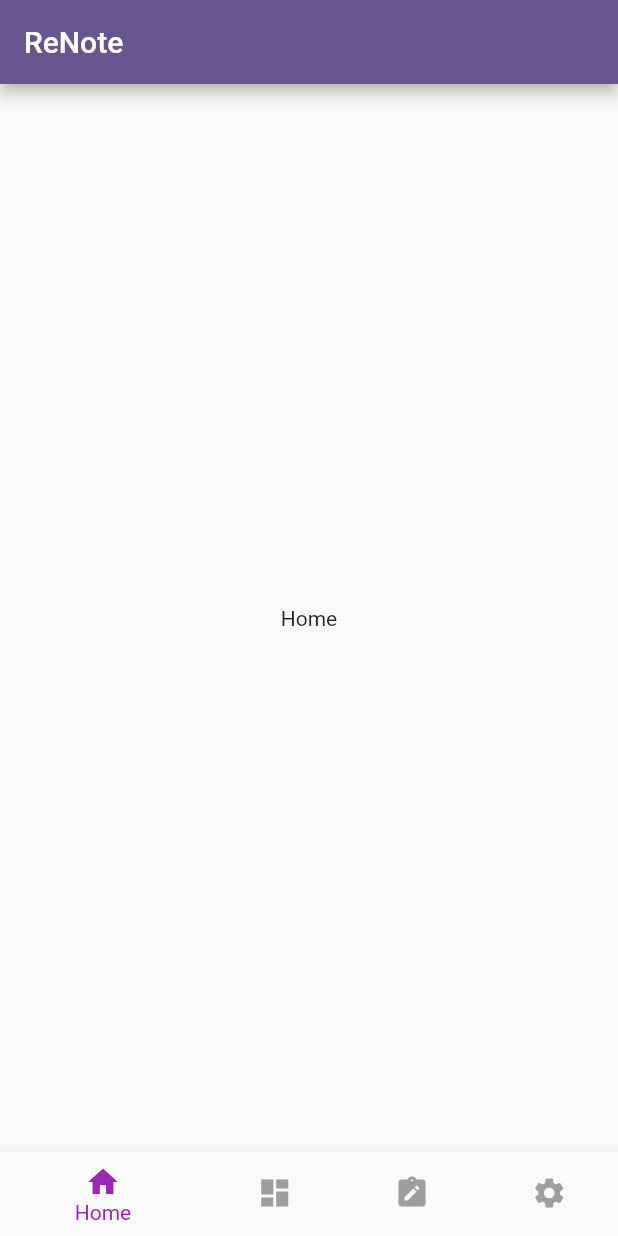
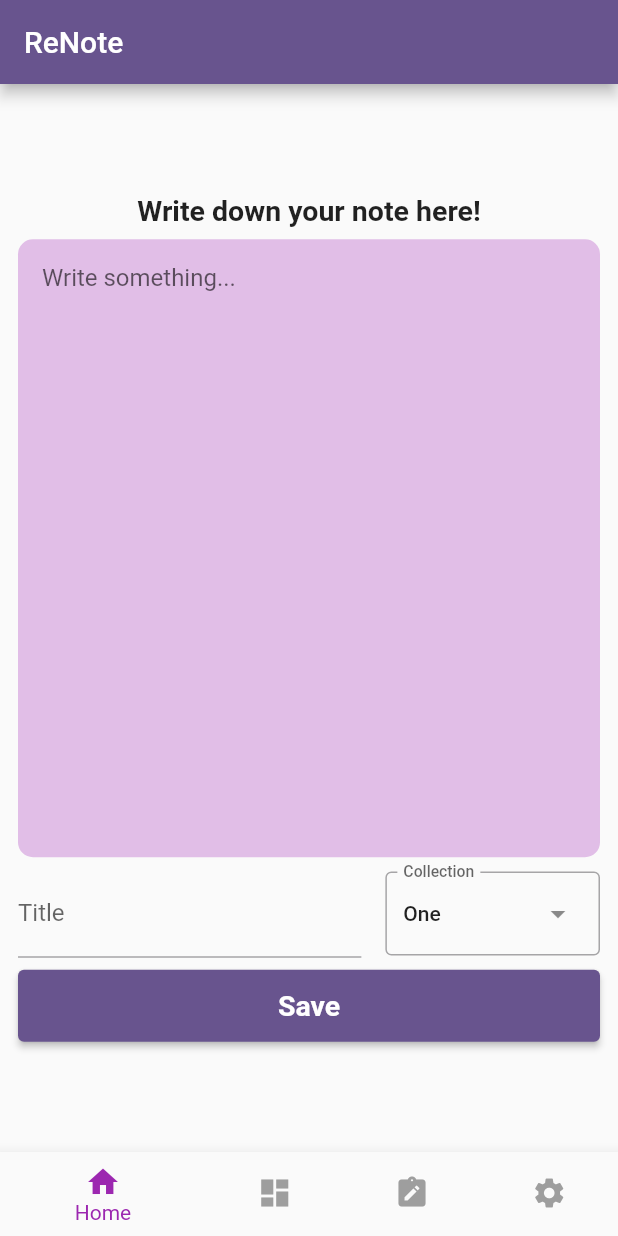
Before and after one commit to eren1106/Note-Taking-App, a Flutter app: the screen it shows after launch, on a phone screen of 412 x 824 dp. Run offline on Flutter 3.47's test engine with Material 2 defaults, Android fonts, the phone set to English and light mode, and no system bars.

Commit message:
Done simple FE for home page

```diff
--- a/lib/view/screens/home_screen.dart
+++ b/lib/view/screens/home_screen.dart
@@ -1,4 +1,5 @@
 import 'package:flutter/material.dart';
+import 'package:note_taking_app/view/widgets/gap.dart';
 
 class HomeScreen extends StatefulWidget {
   const HomeScreen({Key? key}) : super(key: key);
@@ -8,10 +9,84 @@ class HomeScreen extends StatefulWidget {
 }
 
 class _HomeScreenState extends State<HomeScreen> {
+  final List<String> list = <String>['One', 'Two', 'Three', 'Four'];
+  String dropdownValue = 'One';
+
   @override
   Widget build(BuildContext context) {
-    return const Center(
-      child: Text('Home'),
+    return SingleChildScrollView(
+      child: Padding(
+        padding: const EdgeInsets.all(12),
+        child: Column(
+          children: [
+            const Text(
+              'Write down your note here!',
+              style: TextStyle(
+                fontSize: 19,
+                fontWeight: FontWeight.bold,
+              ),
+            ),
+            const Gap(y: 8),
+            TextField(
+              keyboardType: TextInputType.multiline,
+              minLines: 20,
+              maxLines: null,
+              decoration: InputDecoration(
+                hintText: 'Write something...',
+                contentPadding: const EdgeInsets.all(16),
+                border: OutlineInputBorder(
+                  borderRadius: BorderRadius.circular(10.0),
+                  borderSide: BorderSide.none,
+                ),
+                filled: true,
+                fillColor: Colors.purple[100],
+              ),
+            ),
+            const Gap(y: 8),
+            Row(
+              children: [
+                const Expanded(
+                  child: TextField(
+                    decoration: InputDecoration(
+                      label: Text("Title"),
+                    ),
+                  ),
+                ),
+                const Gap(x: 16),
+                DropdownMenu<String>(
+                  initialSelection: list.first,
+                  onSelected: (String? value) {
+                    // This is called when the user selects an item.
+                    setState(() {
+                      dropdownValue = value!;
+                    });
+                  },
+                  dropdownMenuEntries:
+                      list.map<DropdownMenuEntry<String>>((String value) {
+                    return DropdownMenuEntry<String>(value: value, label: value);
+                  }).toList(),
+                  label: const Text("Collection"),
+                ),
+              ],
+            ),
+            const Gap(y: 8),
+            SizedBox(
+              width: double.infinity,
+              height: 48,
+              child: ElevatedButton(
+                onPressed: () {},
+                child: const Text(
+                  'Save',
+                  style: TextStyle(
+                    fontSize: 19,
+                    fontWeight: FontWeight.bold,
+                  ),
+                ),
+              ),
+            ),
+          ],
+        ),
+      ),
     );
   }
 }
--- /dev/null
+++ b/lib/view/widgets/gap.dart
@@ -0,0 +1,16 @@
+import 'package:flutter/material.dart';
+
+class Gap extends StatelessWidget {
+  final double x;
+  final double y;
+
+  const Gap({Key? key, this.x = 0, this.y = 0}) : super(key: key);
+
+  @override
+  Widget build(BuildContext context) {
+    return SizedBox(
+      width: x,
+      height: y,
+    );
+  }
+}
```
